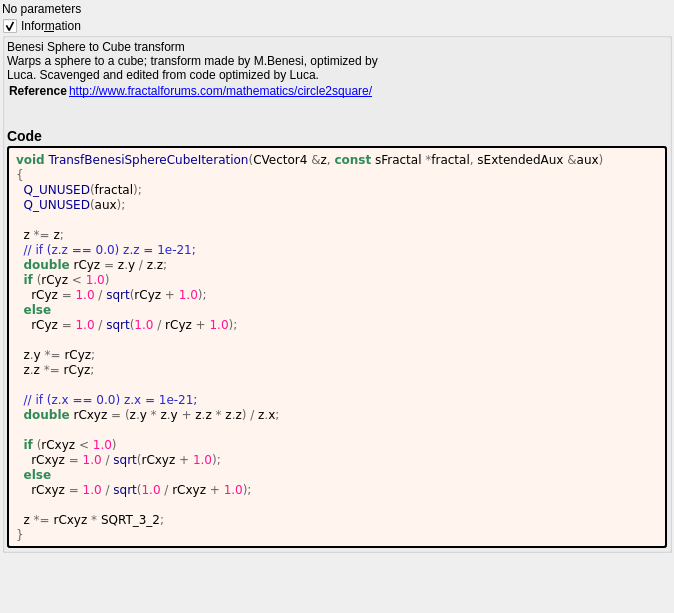
Above: mandelbulber2/formula/ui/transf_benesi_sphere_cube.ui from buddhi1980/mandelbulber2 before the change. Below: the same form after it.
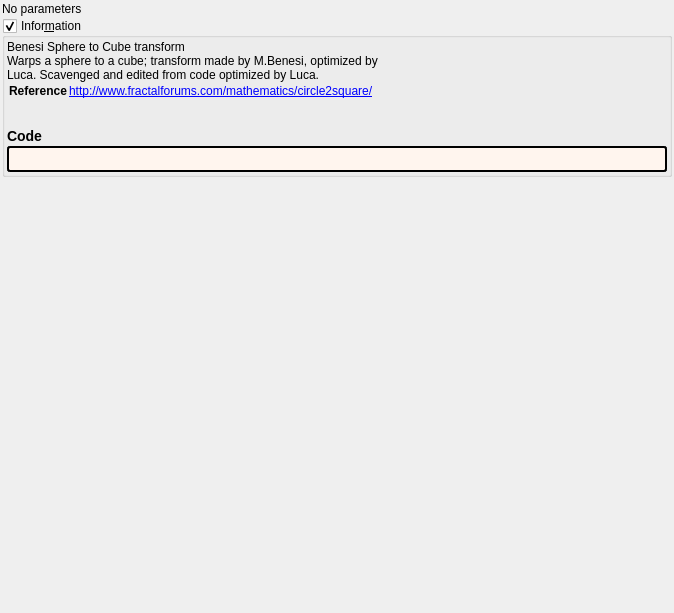
That is the form after the change. Custom widgets are drawn as their Qt base class.

```diff
--- a/mandelbulber2/formula/ui/transf_benesi_sphere_cube.ui
+++ b/mandelbulber2/formula/ui/transf_benesi_sphere_cube.ui
@@ -92,35 +92,7 @@
          <string notr="true">border-style: outset; border-width: 2px; border-radius: 3px; border-color: black; background-color: #fff5ee; padding: 4px;</string>
         </property>
         <property name="text">
-         <string notr="true">&lt;body style=&quot;background-color:#fff5ee&quot;&gt;
-&lt;pre style=&quot;color:#000000; background-color:#fff5ee;  font-family:'Courier New',monospace;&quot;&gt;&lt;span style=&quot;color:#2e8b57; font-weight:bold&quot;&gt;void&lt;/span&gt; &lt;span style=&quot;color:#00008f&quot;&gt;TransfBenesiSphereCubeIteration&lt;/span&gt;&lt;span style=&quot;color:#676767&quot;&gt;(&lt;/span&gt;CVector4 &lt;span style=&quot;color:#676767&quot;&gt;&amp;amp;&lt;/span&gt;z&lt;span style=&quot;color:#676767&quot;&gt;,&lt;/span&gt; &lt;span style=&quot;color:#2e8b57; font-weight:bold&quot;&gt;const&lt;/span&gt; sFractal &lt;span style=&quot;color:#676767&quot;&gt;*&lt;/span&gt;fractal&lt;span style=&quot;color:#676767&quot;&gt;,&lt;/span&gt; sExtendedAux &lt;span style=&quot;color:#676767&quot;&gt;&amp;amp;&lt;/span&gt;aux&lt;span style=&quot;color:#676767&quot;&gt;)&lt;/span&gt;
-&lt;span style=&quot;color:#676767&quot;&gt;{&lt;/span&gt;
-  &lt;span style=&quot;color:#00008f&quot;&gt;Q_UNUSED&lt;/span&gt;&lt;span style=&quot;color:#676767&quot;&gt;(&lt;/span&gt;fractal&lt;span style=&quot;color:#676767&quot;&gt;);&lt;/span&gt;
-  &lt;span style=&quot;color:#00008f&quot;&gt;Q_UNUSED&lt;/span&gt;&lt;span style=&quot;color:#676767&quot;&gt;(&lt;/span&gt;aux&lt;span style=&quot;color:#676767&quot;&gt;);&lt;/span&gt;
-
-  z &lt;span style=&quot;color:#676767&quot;&gt;*=&lt;/span&gt; z&lt;span style=&quot;color:#676767&quot;&gt;;&lt;/span&gt;
-  &lt;span style=&quot;color:#2929cc&quot;&gt;// if (z.z == 0.0) z.z = 1e-21;&lt;/span&gt;
-  &lt;span style=&quot;color:#2e8b57; font-weight:bold&quot;&gt;double&lt;/span&gt; rCyz &lt;span style=&quot;color:#676767&quot;&gt;=&lt;/span&gt; z&lt;span style=&quot;color:#676767&quot;&gt;.&lt;/span&gt;y &lt;span style=&quot;color:#676767&quot;&gt;/&lt;/span&gt; z&lt;span style=&quot;color:#676767&quot;&gt;.&lt;/span&gt;z&lt;span style=&quot;color:#676767&quot;&gt;;&lt;/span&gt;
-  &lt;span style=&quot;color:#2e8b57; font-weight:bold&quot;&gt;if&lt;/span&gt; &lt;span style=&quot;color:#676767&quot;&gt;(&lt;/span&gt;rCyz &lt;span style=&quot;color:#676767&quot;&gt;&amp;lt;&lt;/span&gt; &lt;span style=&quot;color:#ff1493&quot;&gt;1.0&lt;/span&gt;&lt;span style=&quot;color:#676767&quot;&gt;)&lt;/span&gt;
-    rCyz &lt;span style=&quot;color:#676767&quot;&gt;=&lt;/span&gt; &lt;span style=&quot;color:#ff1493&quot;&gt;1.0&lt;/span&gt; &lt;span style=&quot;color:#676767&quot;&gt;/&lt;/span&gt; &lt;span style=&quot;color:#00008f&quot;&gt;sqrt&lt;/span&gt;&lt;span style=&quot;color:#676767&quot;&gt;(&lt;/span&gt;rCyz &lt;span style=&quot;color:#676767&quot;&gt;+&lt;/span&gt; &lt;span style=&quot;color:#ff1493&quot;&gt;1.0&lt;/span&gt;&lt;span style=&quot;color:#676767&quot;&gt;);&lt;/span&gt;
-  &lt;span style=&quot;color:#2e8b57; font-weight:bold&quot;&gt;else&lt;/span&gt;
-    rCyz &lt;span style=&quot;color:#676767&quot;&gt;=&lt;/span&gt; &lt;span style=&quot;color:#ff1493&quot;&gt;1.0&lt;/span&gt; &lt;span style=&quot;color:#676767&quot;&gt;/&lt;/span&gt; &lt;span style=&quot;color:#00008f&quot;&gt;sqrt&lt;/span&gt;&lt;span style=&quot;color:#676767&quot;&gt;(&lt;/span&gt;&lt;span style=&quot;color:#ff1493&quot;&gt;1.0&lt;/span&gt; &lt;span style=&quot;color:#676767&quot;&gt;/&lt;/span&gt; rCyz &lt;span style=&quot;color:#676767&quot;&gt;+&lt;/span&gt; &lt;span style=&quot;color:#ff1493&quot;&gt;1.0&lt;/span&gt;&lt;span style=&quot;color:#676767&quot;&gt;);&lt;/span&gt;
-
-  z&lt;span style=&quot;color:#676767&quot;&gt;.&lt;/span&gt;y &lt;span style=&quot;color:#676767&quot;&gt;*=&lt;/span&gt; rCyz&lt;span style=&quot;color:#676767&quot;&gt;;&lt;/span&gt;
-  z&lt;span style=&quot;color:#676767&quot;&gt;.&lt;/span&gt;z &lt;span style=&quot;color:#676767&quot;&gt;*=&lt;/span&gt; rCyz&lt;span style=&quot;color:#676767&quot;&gt;;&lt;/span&gt;
-
-  &lt;span style=&quot;color:#2929cc&quot;&gt;// if (z.x == 0.0) z.x = 1e-21;&lt;/span&gt;
-  &lt;span style=&quot;color:#2e8b57; font-weight:bold&quot;&gt;double&lt;/span&gt; rCxyz &lt;span style=&quot;color:#676767&quot;&gt;= (&lt;/span&gt;z&lt;span style=&quot;color:#676767&quot;&gt;.&lt;/span&gt;y &lt;span style=&quot;color:#676767&quot;&gt;*&lt;/span&gt; z&lt;span style=&quot;color:#676767&quot;&gt;.&lt;/span&gt;y &lt;span style=&quot;color:#676767&quot;&gt;+&lt;/span&gt; z&lt;span style=&quot;color:#676767&quot;&gt;.&lt;/span&gt;z &lt;span style=&quot;color:#676767&quot;&gt;*&lt;/span&gt; z&lt;span style=&quot;color:#676767&quot;&gt;.&lt;/span&gt;z&lt;span style=&quot;color:#676767&quot;&gt;) /&lt;/span&gt; z&lt;span style=&quot;color:#676767&quot;&gt;.&lt;/span&gt;x&lt;span style=&quot;color:#676767&quot;&gt;;&lt;/span&gt;
-
-  &lt;span style=&quot;color:#2e8b57; font-weight:bold&quot;&gt;if&lt;/span&gt; &lt;span style=&quot;color:#676767&quot;&gt;(&lt;/span&gt;rCxyz &lt;span style=&quot;color:#676767&quot;&gt;&amp;lt;&lt;/span&gt; &lt;span style=&quot;color:#ff1493&quot;&gt;1.0&lt;/span&gt;&lt;span style=&quot;color:#676767&quot;&gt;)&lt;/span&gt;
-    rCxyz &lt;span style=&quot;color:#676767&quot;&gt;=&lt;/span&gt; &lt;span style=&quot;color:#ff1493&quot;&gt;1.0&lt;/span&gt; &lt;span style=&quot;color:#676767&quot;&gt;/&lt;/span&gt; &lt;span style=&quot;color:#00008f&quot;&gt;sqrt&lt;/span&gt;&lt;span style=&quot;color:#676767&quot;&gt;(&lt;/span&gt;rCxyz &lt;span style=&quot;color:#676767&quot;&gt;+&lt;/span&gt; &lt;span style=&quot;color:#ff1493&quot;&gt;1.0&lt;/span&gt;&lt;span style=&quot;color:#676767&quot;&gt;);&lt;/span&gt;
-  &lt;span style=&quot;color:#2e8b57; font-weight:bold&quot;&gt;else&lt;/span&gt;
-    rCxyz &lt;span style=&quot;color:#676767&quot;&gt;=&lt;/span&gt; &lt;span style=&quot;color:#ff1493&quot;&gt;1.0&lt;/span&gt; &lt;span style=&quot;color:#676767&quot;&gt;/&lt;/span&gt; &lt;span style=&quot;color:#00008f&quot;&gt;sqrt&lt;/span&gt;&lt;span style=&quot;color:#676767&quot;&gt;(&lt;/span&gt;&lt;span style=&quot;color:#ff1493&quot;&gt;1.0&lt;/span&gt; &lt;span style=&quot;color:#676767&quot;&gt;/&lt;/span&gt; rCxyz &lt;span style=&quot;color:#676767&quot;&gt;+&lt;/span&gt; &lt;span style=&quot;color:#ff1493&quot;&gt;1.0&lt;/span&gt;&lt;span style=&quot;color:#676767&quot;&gt;);&lt;/span&gt;
-
-  z &lt;span style=&quot;color:#676767&quot;&gt;*=&lt;/span&gt; rCxyz &lt;span style=&quot;color:#676767&quot;&gt;*&lt;/span&gt; SQRT_3_2&lt;span style=&quot;color:#676767&quot;&gt;;&lt;/span&gt;
-&lt;span style=&quot;color:#676767&quot;&gt;}&lt;/span&gt;
-&lt;/pre&gt;
-&lt;/body&gt;</string>
+         <string notr="true"></string>
         </property>
         <property name="wordWrap">
          <bool>true</bool>
```
